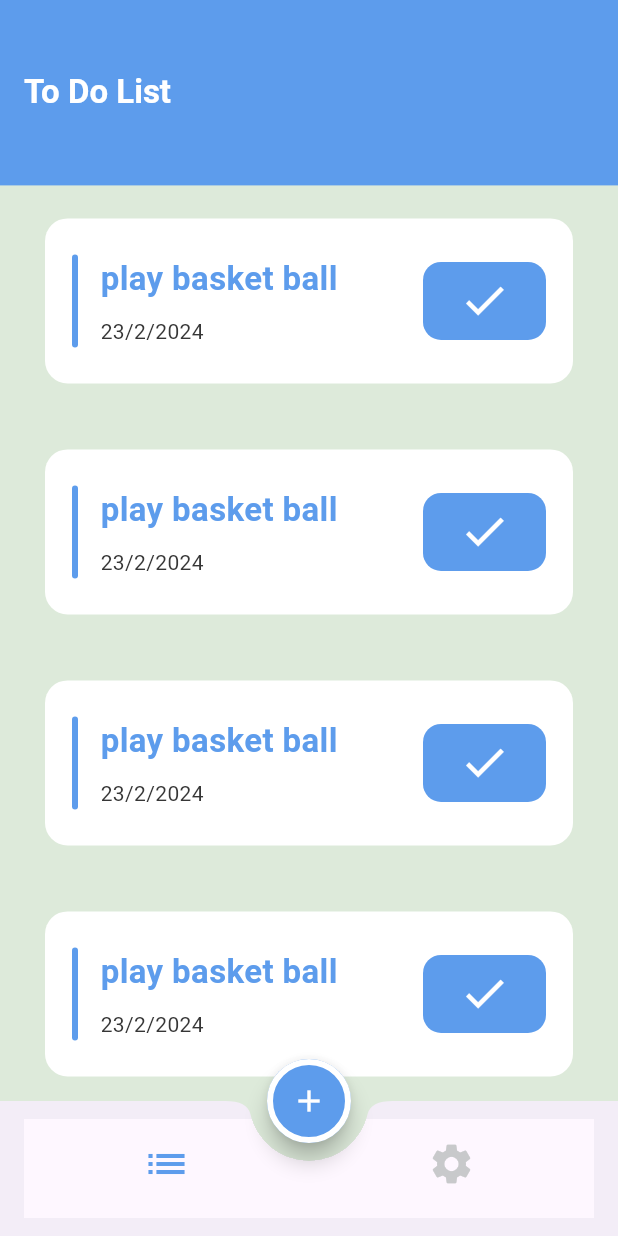
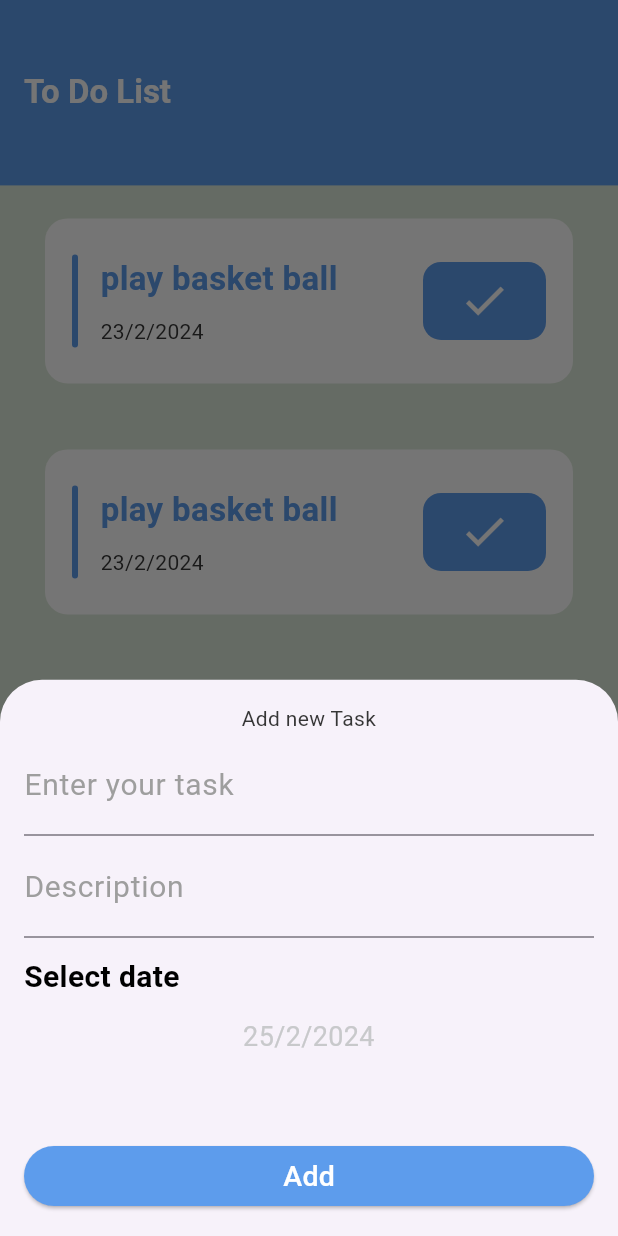
Before and after one commit to khaledNat3y/todo_app, a Flutter app: the screen it shows after launch, after a tap on the "add" icon, on a phone screen of 412 x 824 dp. Run offline on Flutter 3.47's test engine with Material 3 defaults, Android fonts, the phone set to English and light mode, and no system bars.

Commit message:
Added bottom sheet UI, finished firebase link.

```diff
--- a/lib/ui/home.dart
+++ b/lib/ui/home.dart
@@ -1,4 +1,5 @@
 import 'package:flutter/material.dart';
+import 'package:todo_app/ui/screens/bottom_sheet/add_bottom_sheet/add_bottom_sheet.dart';
 import 'package:todo_app/ui/screens/home/tabs/list_tab/list_tab.dart';
 import 'package:todo_app/ui/screens/home/tabs/settings_tab/settings_tab.dart';
 import 'package:todo_app/ui/screens/splash_screen/splash_screen.dart';
@@ -37,6 +38,7 @@ class _HomeState extends State<Home> {
   }
 
   Widget buildBottomNavigationBar() => BottomAppBar(
+
     shape: const CircularNotchedRectangle(),
     notchMargin: 12,
     elevation: 0,
@@ -56,7 +58,17 @@ class _HomeState extends State<Home> {
   );
 
   buildFab() => FloatingActionButton(
-    onPressed: (){},
+    onPressed: (){
+      showModalBottomSheet(
+          context: context,
+          isScrollControlled: true,
+          builder: (context) {
+            return Padding(
+              padding: MediaQuery.of(context).viewInsets,
+                child: AddBottomSheet());
+          }
+      );
+    },
     child: Icon(Icons.add,color: AppColors.white,),
   shape: StadiumBorder(side: BorderSide(color: AppColors.white ,width: 4)),);
 }
--- /dev/null
+++ b/lib/ui/screens/bottom_sheet/add_bottom_sheet/add_bottom_sheet.dart
@@ -0,0 +1,78 @@
+import 'package:flutter/material.dart';
+
+import '../../../utils/app_colors.dart';
+import '../../../utils/app_theme.dart';
+
+class AddBottomSheet extends StatefulWidget {
+  const AddBottomSheet({super.key});
+
+  @override
+  State<AddBottomSheet> createState() => _AddBottomSheetState();
+}
+
+class _AddBottomSheetState extends State<AddBottomSheet> {
+  DateTime selectDate = DateTime.now();
+  TextEditingController titleController = TextEditingController();
+  TextEditingController descriptionController = TextEditingController();
+  @override
+  Widget build(BuildContext context) {
+    return Container(
+      height: MediaQuery.of(context).size.height * 0.45,
+      padding: const EdgeInsets.all(16),
+      child:  Column(
+        crossAxisAlignment: CrossAxisAlignment.stretch,
+        children: [
+          const Text("Add new Task",
+            textAlign: TextAlign.center,),
+           TextField(
+            controller: titleController,
+            cursorColor: AppColors.primiary,
+            decoration: const InputDecoration(
+              labelText: "Enter your task",
+              labelStyle: TextStyle(fontWeight:
+              FontWeight.normal, color: Colors.grey,fontSize: 20),
+              focusedBorder: UnderlineInputBorder(
+                borderSide: BorderSide(color: AppColors.grey),
+              )
+            ),
+          ),
+          TextField(
+            controller: descriptionController,
+            cursorColor: AppColors.primiary,
+            decoration: const InputDecoration(
+              labelText: "Description",
+              labelStyle: TextStyle(fontWeight:
+              FontWeight.normal, color: Colors.grey,fontSize: 20),
+                focusedBorder: UnderlineInputBorder(
+                  borderSide: BorderSide(color: AppColors.grey),
+                )
+            ),
+          ),
+          SizedBox(height: 12,),
+          Text("Select date",style: AppTheme.bottomTitleTextStyle.
+          copyWith(fontWeight: FontWeight.w600),textAlign: TextAlign.start,),
+          SizedBox(height: 12,),
+          InkWell(
+            onTap: (){
+              showMyDataPicker();
+            },
+              child: Text("${selectDate.day}/${selectDate.month}/${selectDate.year}",textAlign: TextAlign.center,
+                style: TextStyle(color: AppColors.grey,fontSize: 18),)),
+          const Spacer(),
+          ElevatedButton(
+              onPressed: (){},
+              child: const Text("Add",
+                style: TextStyle(color: AppColors.white,fontSize: 19),))
+        ],
+      ),
+    );
+  }
+
+  void showMyDataPicker() async {
+    selectDate = (await showDatePicker(context: context,
+        initialDate: selectDate,
+        firstDate: DateTime.now(),
+        lastDate: DateTime.now().add(Duration(days: 365)))) ?? selectDate;
+    setState(() {});
+  }
+}
--- a/lib/ui/utils/app_theme.dart
+++ b/lib/ui/utils/app_theme.dart
@@ -19,7 +19,7 @@ abstract class AppTheme {
   static const TextStyle bottomTitleTextStyle = TextStyle(
     fontSize: 20,
     fontWeight: FontWeight.w400,
-    color: AppColors.lightBlack,
+    color: AppColors.black,
   );
   static ThemeData lightTheme = ThemeData(
     scaffoldBackgroundColor: AppColors.accent,
```
Also changed, not shown: 3 other files.
